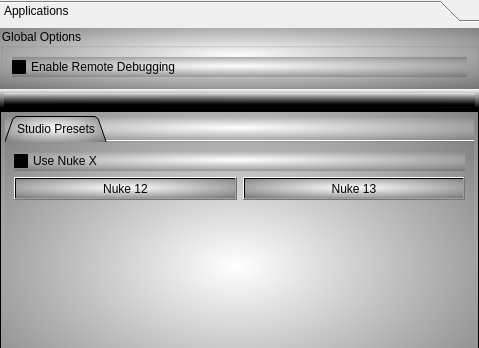
Above: UI/main.ui from SGSMarkNA/Software_Launcher before the change; both pictures show x 0 to 479 and y 0 to 348 of the 479 by 860 pixel window. Below: the same form after it.
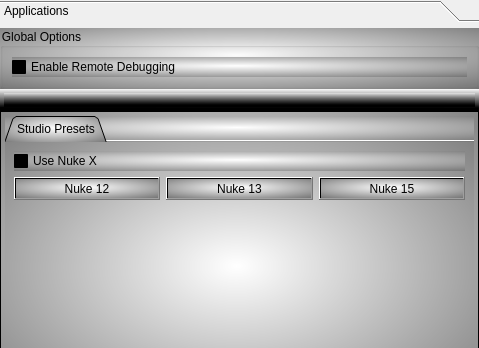
That is the form after the change. Icons and pictures are not drawn. Custom widgets are drawn as their Qt base class.

```diff
--- a/UI/main.ui
+++ b/UI/main.ui
@@ -234,6 +234,19 @@
                        </property>
                       </widget>
                      </item>
+                     <item row="0" column="3">
+                      <widget class="QPushButton" name="Nuke_15_Button">
+                       <property name="sizePolicy">
+                        <sizepolicy hsizetype="Minimum" vsizetype="Fixed">
+                         <horstretch>0</horstretch>
+                         <verstretch>0</verstretch>
+                        </sizepolicy>
+                       </property>
+                       <property name="text">
+                        <string>Nuke 15</string>
+                       </property>
+                      </widget>
+                     </item>
                     </layout>
                    </item>
                    <item>
```
Left out of the diff: 4 changed lines with no effect on the pictures.
